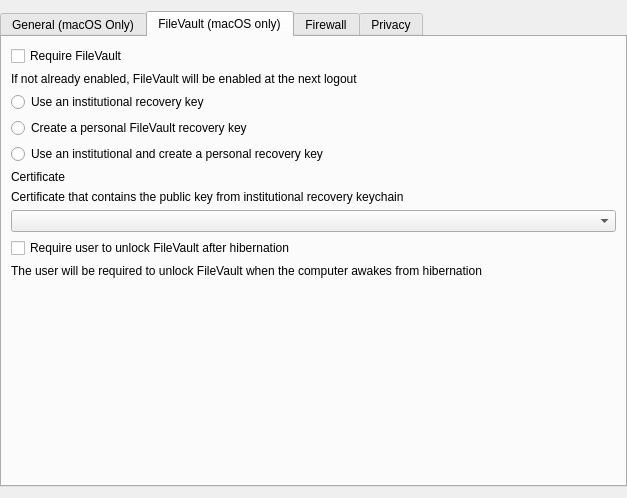
The window that FWAdminLib/Configurator/SPForm.ui (fw-dev/translations) describes before a commit, drawn with Qt 5.
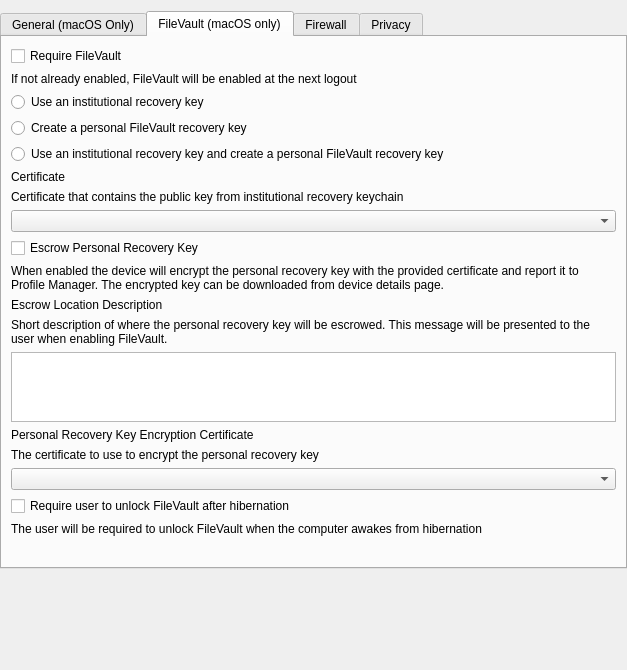
The same window after the commit. The open tabs and pages were chosen to show the change. Custom widgets are drawn as their Qt base class.

```diff
--- a/FWAdminLib/Configurator/SPForm.ui
+++ b/FWAdminLib/Configurator/SPForm.ui
@@ -7,7 +7,7 @@
     <x>0</x>
     <y>0</y>
     <width>627</width>
-    <height>498</height>
+    <height>670</height>
    </rect>
   </property>
   <property name="windowTitle">
@@ -315,7 +315,7 @@
           <item>
            <widget class="QRadioButton" name="m_radioInstitutionalAndPersonal">
             <property name="text">
-             <string>Use an institutional and create a personal recovery key</string>
+             <string>Use an institutional recovery key and create a personal FileVault recovery key</string>
             </property>
             <attribute name="buttonGroup">
              <string notr="true">m_fileVaultButtonGroup</string>
@@ -363,6 +363,91 @@
          </layout>
         </widget>
        </item>
+       <item>
+        <widget class="QCheckBox" name="m_checkEscrowPersonalRecoveryKey">
+         <property name="text">
+          <string>Escrow Personal Recovery Key</string>
+         </property>
+        </widget>
+       </item>
+       <item>
+        <widget class="QLabel" name="lTipEscrowPersonalRecoveryKey">
+         <property name="text">
+          <string>When enabled the device will encrypt the personal recovery key with the provided certificate and report it to Profile Manager. The encrypted key can be downloaded from device details page.</string>
+         </property>
+         <property name="wordWrap">
+          <bool>true</bool>
+         </property>
+        </widget>
+       </item>
+       <item>
+        <widget class="QWidget" name="widgetEscrowPersonalRecoveryKey" native="true">
+         <layout class="QVBoxLayout" name="verticalLayout_12">
+          <property name="leftMargin">
+           <number>0</number>
+          </property>
+          <property name="topMargin">
+           <number>0</number>
+          </property>
+          <property name="rightMargin">
+           <number>0</number>
+          </property>
+          <property name="bottomMargin">
+           <number>0</number>
+          </property>
+          <item>
+           <widget class="QLabel" name="labelEscrowLocationDescription">
+            <property name="text">
+             <string>Escrow Location Description</string>
+            </property>
+           </widget>
+          </item>
+          <item>
+           <widget class="QLabel" name="lTipEscrowLocationDescription">
+            <property name="text">
+             <string>Short description of where the personal recovery key will be escrowed. This message will be presented to the user when enabling FileVault.</string>
+            </property>
+            <property name="wordWrap">
+             <bool>true</bool>
+            </property>
+           </widget>
+          </item>
+          <item>
+           <widget class="QTextEdit" name="m_textEscrowLocationDescription">
+            <property name="sizePolicy">
+             <sizepolicy hsizetype="Expanding" vsizetype="Fixed">
+              <horstretch>0</horstretch>
+              <verstretch>0</verstretch>
+             </sizepolicy>
+            </property>
+            <property name="maximumSize">
+             <size>
+              <width>16777215</width>
+              <height>70</height>
+             </size>
+            </property>
+           </widget>
+          </item>
+          <item>
+           <widget class="QLabel" name="labelPersonalRecoveryKeyEncryptionCertificate">
+            <property name="text">
+             <string>Personal Recovery Key Encryption Certificate</string>
+            </property>
+           </widget>
+          </item>
+          <item>
+           <widget class="QLabel" name="lTipPersonalRecoveryKeyEncryptionCertificate">
+            <property name="text">
+             <string>The certificate to use to encrypt the personal recovery key</string>
+            </property>
+           </widget>
+          </item>
+          <item>
+           <widget class="QComboBox" name="m_comboPersonalRecoveryKeyCertificate"/>
+          </item>
+         </layout>
+        </widget>
+       </item>
        <item>
         <widget class="QCheckBox" name="m_checkRequireUnlock">
          <property name="text">
@@ -388,7 +473,7 @@
          <property name="sizeHint" stdset="0">
           <size>
            <width>20</width>
-           <height>40</height>
+           <height>20</height>
           </size>
          </property>
         </spacer>
```
